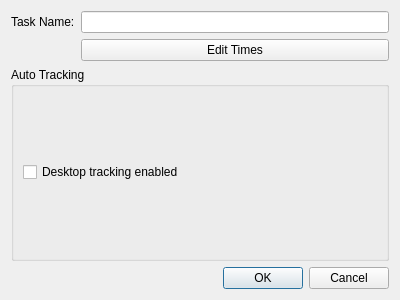
This is ktimetracker/edittaskdialog.ui in chusopr/kdepim-ktimetracker-akonadi as Qt 5 draws it before an edit. The edited form follows.
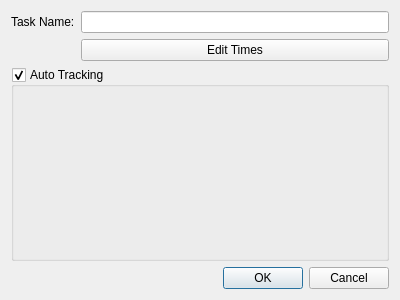
This is the edited form.

Commit message: Distribute desktops vertically first.

```diff
--- a/ktimetracker/edittaskdialog.ui
+++ b/ktimetracker/edittaskdialog.ui
@@ -38,20 +38,10 @@
      <property name="title">
       <string>Auto Tracking</string>
      </property>
-     <layout class="QGridLayout" name="gridLayout_2">
-      <item row="0" column="0" colspan="2">
-       <widget class="QCheckBox" name="desktoptrackingenabled">
-        <property name="whatsThis">
-         <string>With desktop tracking, you can associate every task with a virtual desktop. As soon as you enter this desktop, timing for this task is started.
-
-Select the desktop(s) that will automatically start the timer of this task.</string>
-        </property>
-        <property name="text">
-         <string>Desktop tracking enabled</string>
-        </property>
-       </widget>
-      </item>
-     </layout>
+     <property name="checkable">
+      <bool>true</bool>
+     </property>
+     <layout class="QGridLayout" name="gridLayout_2"/>
     </widget>
    </item>
    <item row="3" column="0" colspan="2">
```
The commit also changes 3 other files.
